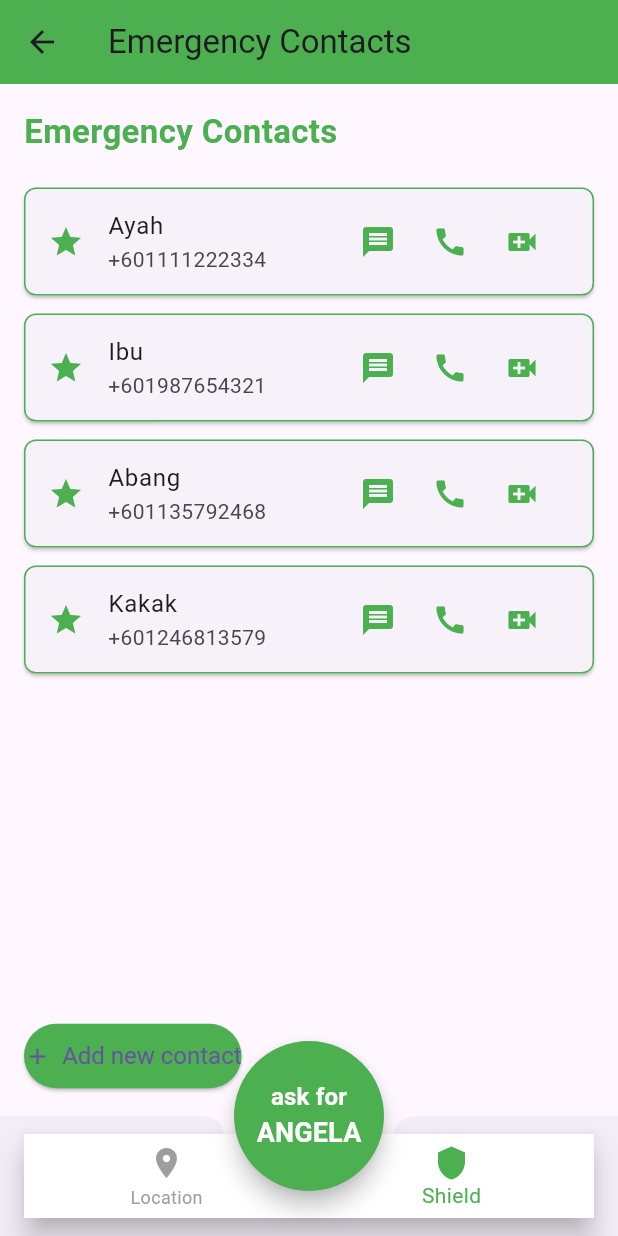
After one commit to farahmunh/stalk_safe, a Flutter app: the Home screen opened by its route, item 2 of the bottom bar chosen, on a phone screen of 412 x 824 dp. The commit adds this screen. Run offline on Flutter 3.47's test engine with Material 3 defaults, Android fonts, the phone set to English and light mode, and no system bars; our stand-ins replace google_maps_flutter.

Commit message:
Second commit

```diff
--- a/lib/home.dart
+++ b/lib/home.dart
@@ -1,5 +1,6 @@
 import 'package:flutter/material.dart';
 import 'package:google_maps_flutter/google_maps_flutter.dart';
+import 'shield.dart'; // Import shield.dart
 
 class Home extends StatefulWidget {
   @override
@@ -9,11 +10,19 @@ class Home extends StatefulWidget {
 class _HomeState extends State<Home> {
   late GoogleMapController mapController;
 
-  final LatLng _initialPosition =
-      LatLng(3.254105, 101.729989); //Replace with any default LatLng
+  final LatLng _initialPosition = LatLng(3.254105, 101.729989);
 
   void _onMapCreated(GoogleMapController controller) {
     mapController = controller;
+  }
+
+  void _onBottomNavTapped(int index) {
+    if (index == 1) { // Navigate to ShieldPage on Shield icon tap
+      Navigator.push(
+        context,
+        MaterialPageRoute(builder: (context) => Shield()),
+      );
+    }
   }
 
   @override
@@ -40,7 +49,7 @@ class _HomeState extends State<Home> {
               mainAxisAlignment: MainAxisAlignment.spaceBetween,
               children: [
                 _buildCircleButton(Icons.settings, () {
-                  // Handle sttings button tap
+                  // Handle settings button tap
                 }),
                 _buildCircleButton(Icons.chat, () {
                   // Handle chat button tap
@@ -92,6 +101,8 @@ class _HomeState extends State<Home> {
           backgroundColor: Colors.white,
           selectedItemColor: Colors.green,
           unselectedItemColor: Colors.grey,
+          currentIndex: 0, // Set default to Location (Home)
+          onTap: _onBottomNavTapped,
           items: [
             BottomNavigationBarItem(
               icon: Icon(Icons.location_on),
--- /dev/null
+++ b/lib/shield.dart
@@ -0,0 +1,211 @@
+import 'package:flutter/material.dart';
+import 'home.dart'; // Import home.dart
+
+class Shield extends StatefulWidget {
+  @override
+  _ShieldState createState() => _ShieldState();
+}
+
+class _ShieldState extends State<Shield> {
+  // List to store emergency contacts
+  List<Map<String, String>> contacts = [
+    {'name': 'Ayah', 'phone': '+601111222334'},
+    {'name': 'Ibu', 'phone': '+601987654321'},
+    {'name': 'Abang', 'phone': '+601135792468'},
+    {'name': 'Kakak', 'phone': '+601246813579'},
+  ];
+
+  final TextEditingController _nameController = TextEditingController();
+  final TextEditingController _phoneController = TextEditingController();
+
+  void _addNewContact() {
+    if (_nameController.text.isNotEmpty && _phoneController.text.isNotEmpty) {
+      setState(() {
+        contacts.add({
+          'name': _nameController.text,
+          'phone': _phoneController.text,
+        });
+      });
+      Navigator.of(context).pop();
+      _nameController.clear();
+      _phoneController.clear();
+    }
+  }
+
+  void _showAddContactDialog() {
+    showDialog(
+      context: context,
+      builder: (BuildContext context) {
+        return AlertDialog(
+          title: Text('Add New Contact'),
+          content: Column(
+            mainAxisSize: MainAxisSize.min,
+            children: [
+              TextField(
+                controller: _nameController,
+                decoration: InputDecoration(labelText: 'Name'),
+              ),
+              TextField(
+                controller: _phoneController,
+                decoration: InputDecoration(labelText: 'Phone Number'),
+                keyboardType: TextInputType.phone,
+              ),
+            ],
+          ),
+          actions: [
+            TextButton(
+              onPressed: () => Navigator.of(context).pop(),
+              child: Text('Cancel'),
+            ),
+            ElevatedButton(
+              onPressed: _addNewContact,
+              child: Text('Add Contact'),
+            ),
+          ],
+        );
+      },
+    );
+  }
+
+  void _onBottomNavTapped(int index) {
+    if (index == 0) {
+      Navigator.push(
+        context,
+        MaterialPageRoute(builder: (context) => Home()),
+      );
+    }
+  }
+
+  @override
+  Widget build(BuildContext context) {
+    return Scaffold(
+      appBar: AppBar(
+        title: Text('Emergency Contacts'),
+        backgroundColor: Colors.green,
+      ),
+      body: Padding(
+        padding: const EdgeInsets.all(16.0),
+        child: Column(
+          crossAxisAlignment: CrossAxisAlignment.start,
+          children: [
+            Text(
+              'Emergency Contacts',
+              style: TextStyle(
+                fontSize: 22,
+                fontWeight: FontWeight.bold,
+                color: Colors.green,
+              ),
+            ),
+            SizedBox(height: 16),
+            Expanded(
+              child: ListView.builder(
+                itemCount: contacts.length,
+                itemBuilder: (context, index) {
+                  return Card(
+                    shape: RoundedRectangleBorder(
+                      borderRadius: BorderRadius.circular(8),
+                      side: BorderSide(color: Colors.green),
+                    ),
+                    margin: EdgeInsets.symmetric(vertical: 6),
+                    child: ListTile(
+                      leading: Icon(Icons.star, color: Colors.green),
+                      title: Text(contacts[index]['name']!),
+                      subtitle: Text(contacts[index]['phone']!),
+                      trailing: Row(
+                        mainAxisSize: MainAxisSize.min,
+                        children: [
+                          IconButton(
+                            icon: Icon(Icons.message, color: Colors.green),
+                            onPressed: () {
+                              // Handle send message action
+                            },
+                          ),
+                          IconButton(
+                            icon: Icon(Icons.call, color: Colors.green),
+                            onPressed: () {
+                              // Handle call action
+                            },
+                          ),
+                          IconButton(
+                            icon: Icon(Icons.video_call, color: Colors.green),
+                            onPressed: () {
+                              // Handle video call action
+                            },
+                          ),
+                        ],
+                      ),
+                    ),
+                  );
+                },
+              ),
+            ),
+            SizedBox(height: 16),
+            ElevatedButton.icon(
+              onPressed: _showAddContactDialog,
+              icon: Icon(Icons.add),
+              label: Text('Add new contact'),
+              style: ElevatedButton.styleFrom(
+                backgroundColor: Colors.green,
+                padding: EdgeInsets.symmetric(vertical: 12),
+                textStyle: TextStyle(fontSize: 16),
+              ),
+            ),
+          ],
+        ),
+      ),
+      floatingActionButton: Container(
+        width: 100,
+        height: 100,
+        child: FloatingActionButton(
+          onPressed: () {
+            // Handle Ask for Angela button tap
+          },
+          backgroundColor: Colors.green,
+          shape: CircleBorder(),
+          child: Column(
+            mainAxisAlignment: MainAxisAlignment.center,
+            children: [
+              Text(
+                'ask for',
+                style: TextStyle(
+                    fontSize: 16,
+                    color: Colors.white,
+                    fontWeight: FontWeight.bold),
+              ),
+              Text(
+                'ANGELA',
+                style: TextStyle(
+                  fontSize: 18,
+                  color: Colors.white,
+                  fontWeight: FontWeight.bold,
+                ),
+              ),
+            ],
+          ),
+        ),
+      ),
+      floatingActionButtonLocation: FloatingActionButtonLocation.centerDocked,
+      bottomNavigationBar: BottomAppBar(
+        shape: CircularNotchedRectangle(),
+        notchMargin: 8.0,
+        child: BottomNavigationBar(
+          backgroundColor: Colors.white,
+          selectedItemColor: Colors.green,
+          unselectedItemColor: Colors.grey,
+          currentIndex: 1, // Set default to Shield (this page)
+          onTap: _onBottomNavTapped,
+          items: [
+            BottomNavigationBarItem(
+              icon: Icon(Icons.location_on),
+              label: 'Location',
+            ),
+            BottomNavigationBarItem(
+              icon: Icon(Icons.shield),
+              label: 'Shield',
+            ),
+          ],
+        ),
+      ),
+    );
+  }
+}
--- a/lib/signin.dart
+++ b/lib/signin.dart
@@ -42,7 +42,7 @@ class SignIn extends StatelessWidget {
                 },
                 style: ElevatedButton.styleFrom(
                   // ignore: deprecated_member_use
-                  primary: Colors.white,
+                  backgroundColor: Colors.white,
                   padding:
                       const EdgeInsets.symmetric(horizontal: 50, vertical: 12),
                 ),
--- a/lib/singup.dart
+++ b/lib/singup.dart
@@ -46,7 +46,7 @@ class SignUp extends StatelessWidget {
                   },
                   style: ElevatedButton.styleFrom(
                     // ignore: deprecated_member_use
-                    primary: Colors.white,
+                    backgroundColor: Colors.white,
                     padding: const EdgeInsets.symmetric(
                         horizontal: 50, vertical: 12),
                   ),
--- a/pubspec.yaml
+++ b/pubspec.yaml
@@ -59,9 +59,7 @@ flutter:
   uses-material-design: true
 
   # To add assets to your application, add an assets section, like this:
-  # assets:
-  #   - images/a_dot_burr.jpeg
-  #   - images/a_dot_ham.jpeg
+  assets: assets/
 
   # An image asset can refer to one or more resolution-specific "variants", see
   # https://flutter.dev/assets-and-images/#resolution-aware
```
Also changed, not shown: assets/logo.png (added).
